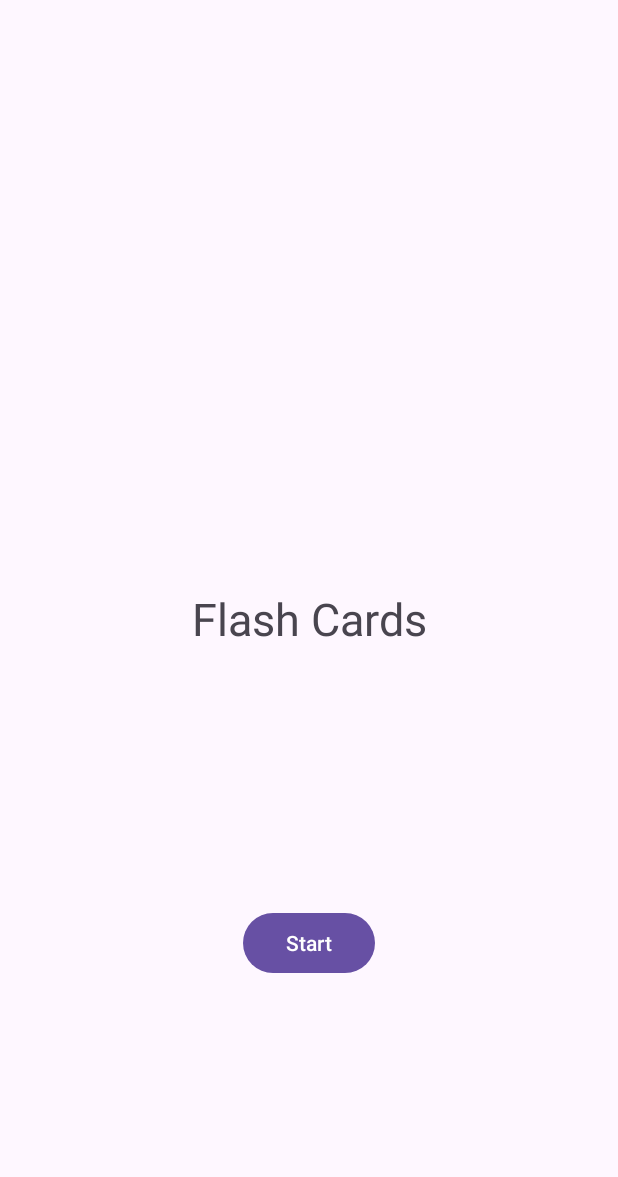
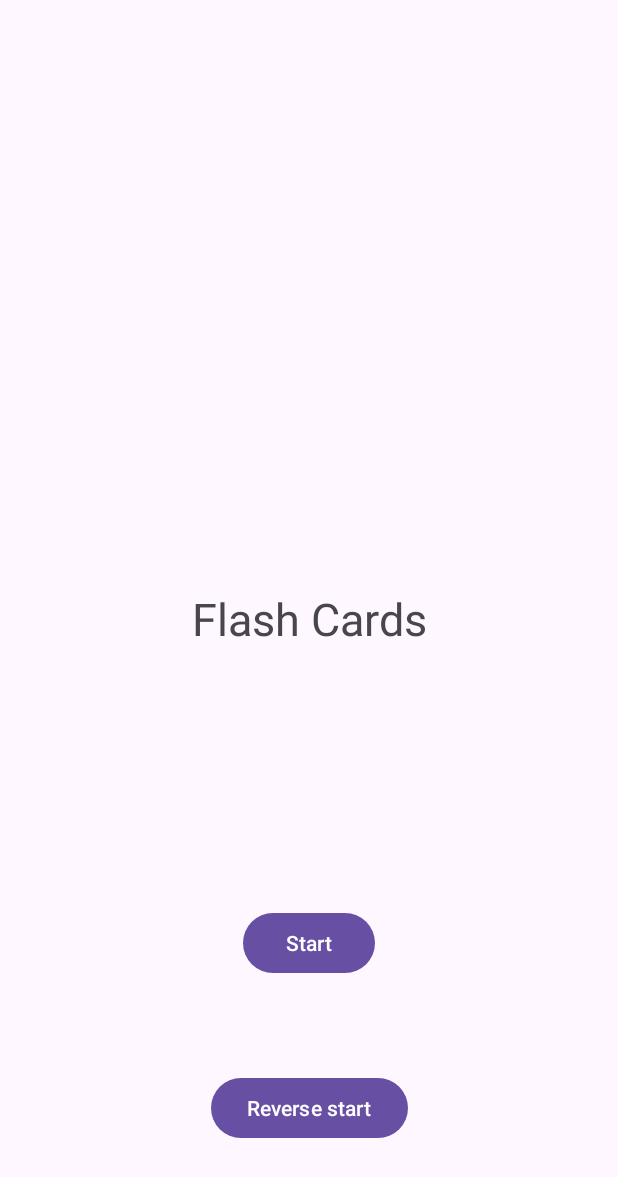
Before and after one commit to bochunator/Doncards, an Android app: the screen it shows after launch (MainActivity), on a phone screen of 412 x 824 dp. Shown: the top 1177 px of the screen. Run offline under Robolectric (Android 15) with nearby library versions, the phone set to English and light mode, and no system bars.

Commit message:
added reverse session option, firstly foreign vocabulary then native

```diff
--- a/app/src/main/java/com/example/flashcards/MainActivity.java
+++ b/app/src/main/java/com/example/flashcards/MainActivity.java
@@ -13,8 +13,15 @@ public class MainActivity extends AppCompatActivity {
         super.onCreate(savedInstanceState);
         setContentView(R.layout.activity_main);
         Button startBtn = (Button) findViewById(R.id.startBtn);
-        startBtn.setOnClickListener(view->{
+        startBtn.setOnClickListener(view -> {
             Intent intent = new Intent(MainActivity.this, SessionActivity.class);
+            intent.putExtra("REVERSE", "false");
+            startActivity(intent);
+        });
+        Button reverseStartBtn = (Button) findViewById(R.id.reverseStartBtn);
+        reverseStartBtn.setOnClickListener(view -> {
+            Intent intent = new Intent(MainActivity.this, SessionActivity.class);
+            intent.putExtra("REVERSE", "true");
             startActivity(intent);
         });
     }
--- a/app/src/main/java/com/example/flashcards/ScoreActivity.java
+++ b/app/src/main/java/com/example/flashcards/ScoreActivity.java
@@ -16,6 +16,7 @@ public class ScoreActivity extends AppCompatActivity {
         Button playAgainBtn = findViewById(R.id.playAgainBtn);
         playAgainBtn.setOnClickListener(view -> {
             Intent intent = new Intent(ScoreActivity.this, SessionActivity.class);
+            intent.putExtra("REVERSE", getIntent().getExtras().getString("REVERSE"));
             startActivity(intent);
         });
         Button homeBtn = findViewById(R.id.homeBtn);
--- a/app/src/main/java/com/example/flashcards/SessionActivity.java
+++ b/app/src/main/java/com/example/flashcards/SessionActivity.java
@@ -18,7 +18,7 @@ public class SessionActivity extends AppCompatActivity {
     protected void onCreate(Bundle savedInstanceState) {
         super.onCreate(savedInstanceState);
         setContentView(R.layout.activity_session);
-        List<Vocable> vocabulary = new ArrayList<Vocable>();
+        Vocabulary vocabulary = new Vocabulary(getIntent().getExtras().getString("REVERSE").equals("true"));
         vocabulary.add(new Vocable("nad/powyżej", "above"));
         vocabulary.add(new Vocable("za granicą", "abroad"));
         vocabulary.add(new Vocable("nieobecny", "absent"));
@@ -48,6 +48,7 @@ public class SessionActivity extends AppCompatActivity {
                 Intent intent = new Intent(SessionActivity.this, ScoreActivity.class);
                 intent.putExtra("SCORE", Integer.toString(score));
                 intent.putExtra("SIZE", Integer.toString(vocabulary.size()));
+                intent.putExtra("REVERSE", getIntent().getExtras().getString("REVERSE"));
                 startActivity(intent);
             } else {
                 counter--;
@@ -62,6 +63,7 @@ public class SessionActivity extends AppCompatActivity {
                 Intent intent = new Intent(SessionActivity.this, ScoreActivity.class);
                 intent.putExtra("SCORE", Integer.toString(score));
                 intent.putExtra("SIZE", Integer.toString(vocabulary.size()));
+                intent.putExtra("REVERSE", getIntent().getExtras().getString("REVERSE"));
                 startActivity(intent);
             } else {
                 counter--;
--- a/app/src/main/res/layout/activity_main.xml
+++ b/app/src/main/res/layout/activity_main.xml
@@ -27,4 +27,14 @@
         app:layout_constraintStart_toStartOf="parent"
         app:layout_constraintTop_toBottomOf="@+id/textView" />
 
+    <Button
+        android:id="@+id/reverseStartBtn"
+        android:layout_width="wrap_content"
+        android:layout_height="wrap_content"
+        android:text="Reverse start"
+        app:layout_constraintBottom_toBottomOf="parent"
+        app:layout_constraintEnd_toEndOf="parent"
+        app:layout_constraintStart_toStartOf="parent"
+        app:layout_constraintTop_toBottomOf="@+id/startBtn" />
+
 </androidx.constraintlayout.widget.ConstraintLayout>
```
Also changed, not shown: app/src/main/java/com/example/flashcards/Vocabulary.java (added, +30 -0 lines).
